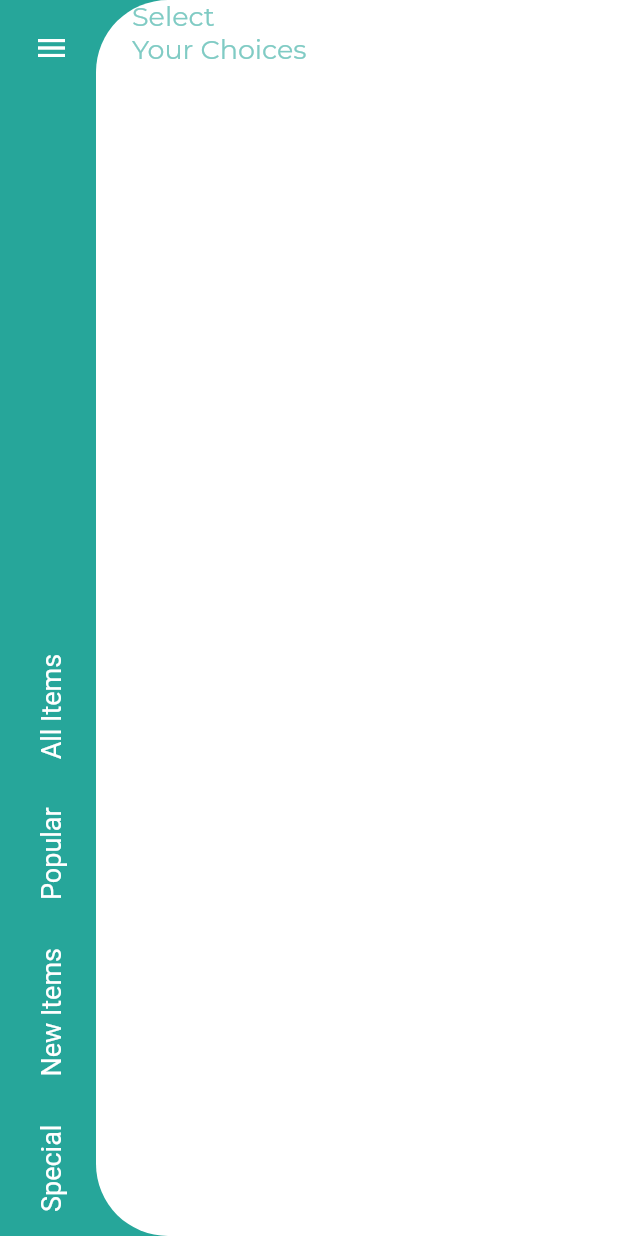
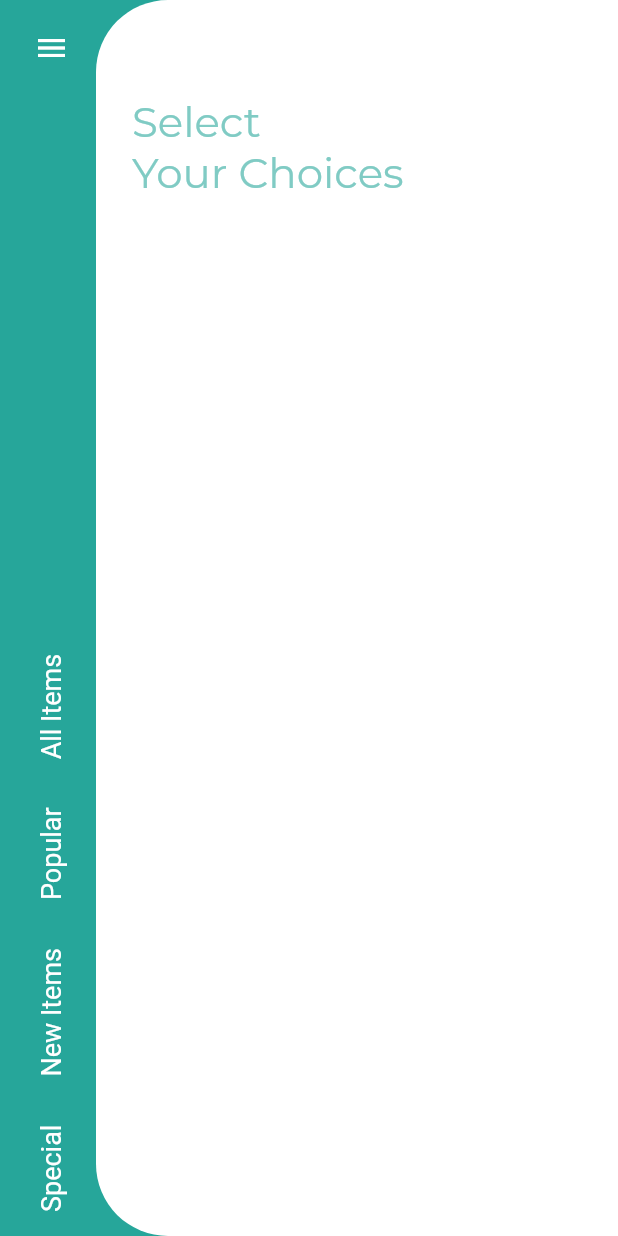
Before and after one commit to JAICHANGPARK/flutter_notebook_8th_story, a Flutter app: the screen it shows after launch, on a phone screen of 412 x 824 dp. Run offline on Flutter 3.47's test engine with Material 2 defaults, Android fonts, the phone set to English and light mode, and no system bars; our stand-ins replace badges, google_fonts.

Commit message:
Update food_main_page.dart

```diff
--- a/lib/ep566_food_delivery_app/food_main_page.dart
+++ b/lib/ep566_food_delivery_app/food_main_page.dart
@@ -75,7 +75,7 @@ class _FoodMainPageState extends State<FoodMainPage> {
               bottom: 0,
               right: 0,
               child: Container(
-                padding: EdgeInsets.only(left: 24),
+                padding: EdgeInsets.only(left: 24, top: 64),
                 decoration: BoxDecoration(
                     borderRadius: BorderRadius.only(
                       topLeft: Radius.circular(48),
@@ -86,11 +86,11 @@ class _FoodMainPageState extends State<FoodMainPage> {
                   crossAxisAlignment: CrossAxisAlignment.start,
                   children: [
                     Text("Select",style: GoogleFonts.montserrat(
-                      fontSize: 18,
+                      fontSize: 28,
                       color: Colors.teal[200]
                     ),),
                     Text("Your Choices",style: GoogleFonts.montserrat(
-                        fontSize: 18,
+                        fontSize: 28,
                         color: Colors.teal[200]
                     ),)
                   ],
```
